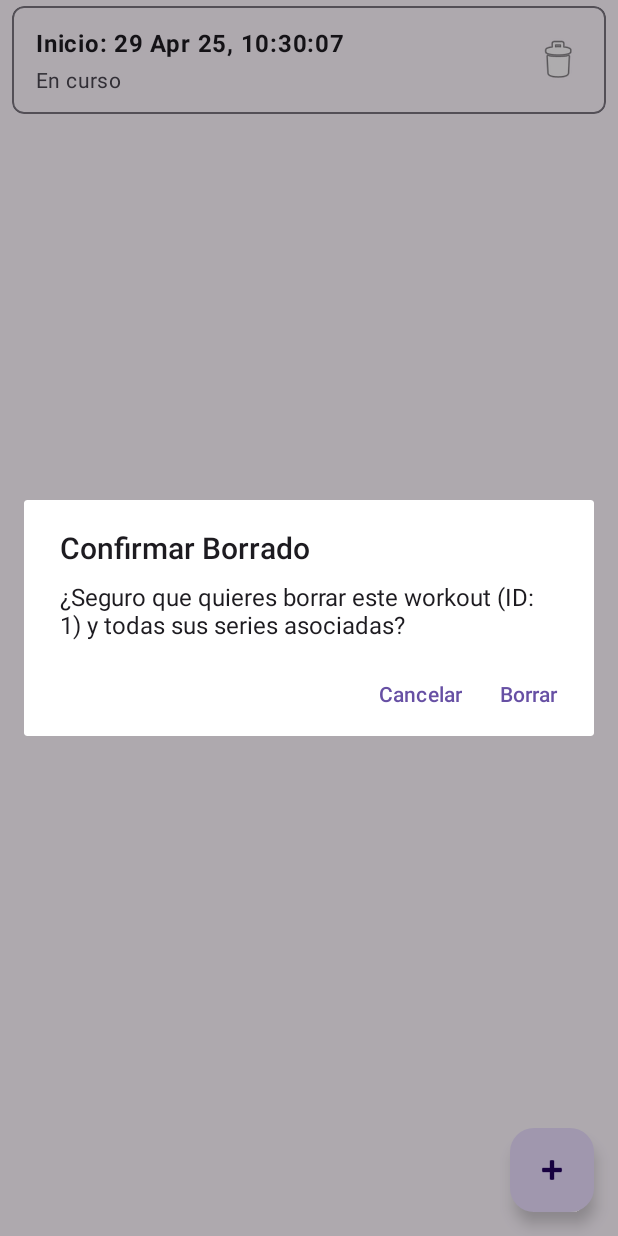
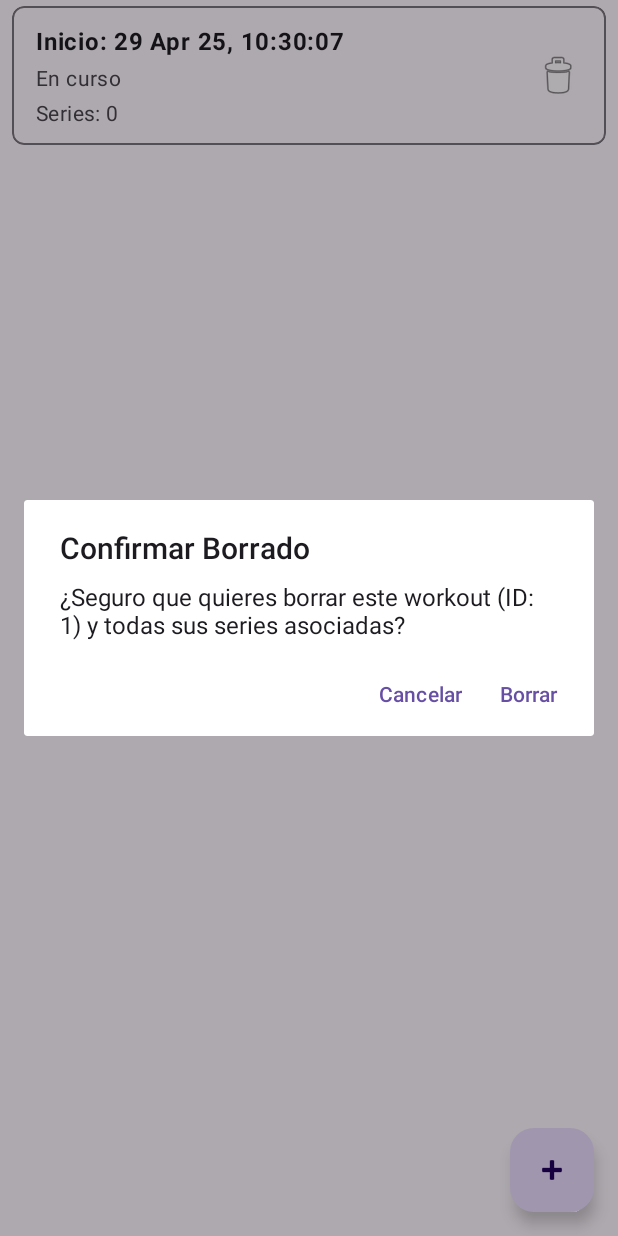
Before and after one commit to manuelduenascortes/GymTrackerViews, an Android app: the screen it shows after launch (MainActivity), after a tap on "Borrar workout", on a phone screen of 412 x 824 dp. Run offline under Robolectric (Android 15) with nearby library versions, the phone set to English and light mode, and no system bars; our stand-ins replace Room's generated code; 1 other tap on this screen came first.

Commit message:
La lista principal ahora muestra estado/duración, conteo de series y preview de notas. La lista de detalle agrupa series por ejercicio. Se añadieron mensajes para listas vacías.

```diff
--- a/app/src/main/java/com/example/gymtrackerviews/WorkoutAdapter.kt
+++ b/app/src/main/java/com/example/gymtrackerviews/WorkoutAdapter.kt
@@ -14,36 +14,29 @@ import java.util.concurrent.TimeUnit
 class WorkoutAdapter(
     private val onItemClick: (Workout) -> Unit,
     private val onDeleteClick: (Workout) -> Unit
-) : ListAdapter<Workout, WorkoutAdapter.WorkoutViewHolder>(WorkoutDiffCallback()) { // Pass the callback instance
+) : ListAdapter<WorkoutSummary, WorkoutAdapter.WorkoutViewHolder>(WorkoutSummaryDiffCallback()) {
 
-    // ViewHolder holds the views for a single item
     inner class WorkoutViewHolder(private val binding: ItemWorkoutBinding) : RecyclerView.ViewHolder(binding.root) {
-        private var currentWorkout: Workout? = null
+        private var currentWorkoutSummary: WorkoutSummary? = null
 
         init {
-            // Set click listener for the entire row (navigation)
             binding.root.setOnClickListener {
-                currentWorkout?.let { workout ->
-                    onItemClick(workout) // Call the navigation lambda
-                }
+                currentWorkoutSummary?.workout?.let { workout -> onItemClick(workout) }
             }
-            // Set click listener for the delete button
             binding.buttonDeleteWorkout.setOnClickListener {
-                currentWorkout?.let { workout ->
-                    onDeleteClick(workout) // Call the delete lambda
-                }
+                currentWorkoutSummary?.workout?.let { workout -> onDeleteClick(workout) }
             }
         }
 
-        // Binds data to the views in the ViewHolder
-        fun bind(workout: Workout) {
-            currentWorkout = workout // Store the current workout
+        fun bind(workoutSummary: WorkoutSummary) {
+            currentWorkoutSummary = workoutSummary
+            val workout = workoutSummary.workout // Obtenemos el objeto Workout interno
 
-            // Format and display start time
+            // Formatear hora de inicio
             val dateFormat = SimpleDateFormat("dd MMM yy, HH:mm:ss", Locale.getDefault())
             binding.textViewWorkoutStartTime.text = "Inicio: ${dateFormat.format(workout.startTime)}"
 
-            // Calculate and display status/duration
+            // Calcular y Mostrar Estado/Duración
             if (workout.endTime != null) {
                 val durationMillis = workout.endTime.time - workout.startTime.time
                 val hours = TimeUnit.MILLISECONDS.toHours(durationMillis)
@@ -63,44 +56,44 @@ class WorkoutAdapter(
                 binding.textViewWorkoutStatusDuration.visibility = View.VISIBLE
             }
 
-            // Show/Hide notes preview
-            if (!workout.notes.isNullOrBlank()) {
-                binding.textViewWorkoutNotesPreview.text = workout.notes
-                binding.textViewWorkoutNotesPreview.visibility = View.VISIBLE
+            // Mostrar conteo de series
+            binding.textViewSetCount.text = "Series: ${workoutSummary.setCount}"
+            binding.textViewSetCount.visibility = View.VISIBLE
+
+            // --- Mostrar/Ocultar Preview de Notas (Lógica Revisada) ---
+            val notes = workout.notes // Obtenemos las notas
+            if (!notes.isNullOrBlank()) { // Comprobamos si NO son nulas O vacías/blancas
+                binding.textViewWorkoutNotesPreview.text = "Notas: ${notes}" // Añadimos prefijo "Notas: "
+                binding.textViewWorkoutNotesPreview.visibility = View.VISIBLE // Hacemos VISIBLE
             } else {
-                binding.textViewWorkoutNotesPreview.visibility = View.GONE
+                // Si son nulas o vacías, ocultamos el TextView
+                binding.textViewWorkoutNotesPreview.visibility = View.GONE // Hacemos INVISIBLE
             }
+            // --- Fin Preview Notas ---
 
-            // Display ID
+            // ID del Workout (sigue oculto)
             binding.textViewWorkoutId.text = "Workout ID: ${workout.id}"
+            // binding.textViewWorkoutId.visibility = View.GONE // Ya debería estar GONE en el XML
         }
-    } // End ViewHolder
+    } // Fin ViewHolder
 
-    // Creates new ViewHolders
     override fun onCreateViewHolder(parent: ViewGroup, viewType: Int): WorkoutViewHolder {
         val binding = ItemWorkoutBinding.inflate(LayoutInflater.from(parent.context), parent, false)
         return WorkoutViewHolder(binding)
     }
 
-    // Binds data to an existing ViewHolder
     override fun onBindViewHolder(holder: WorkoutViewHolder, position: Int) {
         holder.bind(getItem(position))
     }
 
-} // End Adapter
+} // Fin Adapter
 
-// --- DiffUtil Callback ---
-// 👇 ENSURE THIS CLASS AND ITS METHODS ARE EXACTLY AS BELOW 👇
-class WorkoutDiffCallback : DiffUtil.ItemCallback<Workout>() {
-    // Checks if two items represent the same object (usually by ID)
-    override fun areItemsTheSame(oldItem: Workout, newItem: Workout): Boolean {
-        return oldItem.id == newItem.id
+// DiffUtil Callback para WorkoutSummary (sin cambios)
+class WorkoutSummaryDiffCallback : DiffUtil.ItemCallback<WorkoutSummary>() {
+    override fun areItemsTheSame(oldItem: WorkoutSummary, newItem: WorkoutSummary): Boolean {
+        return oldItem.workout.id == newItem.workout.id
     }
-
-    // Checks if the contents of two items are the same
-    override fun areContentsTheSame(oldItem: Workout, newItem: Workout): Boolean {
-        // Since Workout is a data class, '==' compares all properties
+    override fun areContentsTheSame(oldItem: WorkoutSummary, newItem: WorkoutSummary): Boolean {
         return oldItem == newItem
     }
 }
-// --- End DiffUtil Callback ---
--- a/app/src/main/java/com/example/gymtrackerviews/WorkoutDao.kt
+++ b/app/src/main/java/com/example/gymtrackerviews/WorkoutDao.kt
@@ -4,7 +4,8 @@ import androidx.room.Dao
 import androidx.room.Delete
 import androidx.room.Insert
 import androidx.room.Query
-import androidx.room.Update // Importamos @Update
+import androidx.room.Update
+import androidx.room.Transaction // Importar Transaction
 import kotlinx.coroutines.flow.Flow
 
 @Dao
@@ -14,16 +15,23 @@ interface WorkoutDao {
     suspend fun insertWorkout(workout: Workout): Long
 
     @Query("SELECT * FROM workouts WHERE id = :workoutId")
-    fun getWorkoutFlowById(workoutId: Long): Flow<Workout?>
+    fun getWorkoutFlowById(workoutId: Long): Flow<Workout?> // Sin cambios aquí
 
-    @Query("SELECT * FROM workouts ORDER BY start_time DESC")
-    fun getAllWorkouts(): Flow<List<Workout>>
+    // 👇 --- Consulta MODIFICADA para devolver WorkoutSummary --- 👇
+    @Transaction // Buena práctica para consultas que pueden tocar múltiples tablas o relaciones
+    @Query("""
+        SELECT workouts.*, COUNT(workout_sets.id) as setCount
+        FROM workouts
+        LEFT JOIN workout_sets ON workouts.id = workout_sets.workout_id
+        GROUP BY workouts.id
+        ORDER BY workouts.start_time DESC
+    """)
+    fun getAllWorkoutSummaries(): Flow<List<WorkoutSummary>>
+    // 👆 --- FIN Consulta MODIFICADA --- 👆
 
     @Delete
-    suspend fun deleteWorkout(workout: Workout)
+    suspend fun deleteWorkout(workout: Workout) // Sin cambios aquí
 
-    // 👇 --- FUNCIÓN AÑADIDA --- 👇
     @Update
-    suspend fun updateWorkout(workout: Workout)
-    // 👆 --- FIN FUNCIÓN AÑADIDA --- 👆
+    suspend fun updateWorkout(workout: Workout) // Sin cambios aquí
 }
--- a/app/src/main/java/com/example/gymtrackerviews/WorkoutListFragment.kt
+++ b/app/src/main/java/com/example/gymtrackerviews/WorkoutListFragment.kt
@@ -3,9 +3,9 @@ package com.example.gymtrackerviews // Tu paquete
 import android.os.Bundle
 import android.util.Log
 import androidx.fragment.app.Fragment
-import android.view.LayoutInflater
+import android.view.LayoutInflater // Import necesario
 import android.view.View
-import android.view.ViewGroup
+import android.view.ViewGroup       // Import necesario
 import android.widget.Toast
 import androidx.appcompat.app.AlertDialog
 import androidx.fragment.app.viewModels
@@ -15,6 +15,7 @@ import androidx.lifecycle.repeatOnLifecycle
 import androidx.navigation.fragment.findNavController
 import androidx.recyclerview.widget.LinearLayoutManager
 import com.example.gymtrackerviews.databinding.FragmentWorkoutListBinding // Tu ViewBinding
+
 import kotlinx.coroutines.flow.collectLatest
 import kotlinx.coroutines.launch
 
@@ -28,6 +29,7 @@ class WorkoutListFragment : Fragment() {
         WorkoutListViewModelFactory(AppDatabase.getDatabase(requireContext().applicationContext).workoutDao())
     }
 
+    // --- onCreateView (Restaurado y Correcto) ---
     override fun onCreateView(
         inflater: LayoutInflater, container: ViewGroup?,
         savedInstanceState: Bundle?
@@ -35,28 +37,36 @@ class WorkoutListFragment : Fragment() {
         Log.d("WorkoutListFragment", "--- onCreateView START ---")
         _binding = FragmentWorkoutListBinding.inflate(inflater, container, false)
         Log.d("WorkoutListFragment", "--- onCreateView END ---")
-        return binding.root
+        return binding.root // Devuelve la vista
     }
+    // --- FIN onCreateView ---
 
+    // --- onViewCreated (Restaurado) ---
     override fun onViewCreated(view: View, savedInstanceState: Bundle?) {
         Log.d("WorkoutListFragment", "--- onViewCreated START ---")
-        super.onViewCreated(view, savedInstanceState)
+        super.onViewCreated(view, savedInstanceState) // Llamada a super
 
-        setupRecyclerView()
-        observeWorkoutList() // Cambiado nombre aquí
+        setupRecyclerView() // Configura adapter y RV
+        observeWorkoutList() // Observa datos del ViewModel
 
+        // Listener del FAB
         binding.fabNewWorkout.setOnClickListener {
             Log.d("WorkoutListFragment", ">>> CLIC EN FAB detectado!")
             viewModel.insertNewWorkout()
         }
         Log.d("WorkoutListFragment", "--- onViewCreated END ---")
     }
+    // --- FIN onViewCreated ---
 
+    // --- setupRecyclerView (Restaurado) ---
     private fun setupRecyclerView() {
+        // Pasamos las dos lambdas al crear el adapter:
         workoutAdapter = WorkoutAdapter(
-            onItemClick = { workout ->
+            // 1. Lambda para click en el item (navegar)
+            onItemClick = { workout -> // Recibe Workout
                 Log.d("WorkoutListFragment", "Item Clicked - Workout ID: ${workout.id}")
                 try {
+                    // Pasamos el ID del Workout a la acción de navegación
                     val action = WorkoutListFragmentDirections.actionWorkoutListFragmentToWorkoutDetailFragment(workout.id)
                     findNavController().navigate(action)
                     Log.d("WorkoutListFragment", "Navigation action triggered.")
@@ -65,63 +75,78 @@ class WorkoutListFragment : Fragment() {
                     Toast.makeText(context, "Error al navegar", Toast.LENGTH_SHORT).show()
                 }
             },
-            onDeleteClick = { workout ->
+            // 2. Lambda para click en el botón borrar del item
+            onDeleteClick = { workout -> // Recibe Workout
                 Log.d("WorkoutListFragment", "Delete Clicked - Workout ID: ${workout.id}")
+                // Llamamos al diálogo pasándole el Workout
                 showDeleteWorkoutConfirmationDialog(workout)
             }
-        )
+        ) // Fin creación adapter
 
         binding.recyclerViewWorkouts.apply {
             layoutManager = LinearLayoutManager(requireContext())
-            adapter = workoutAdapter
+            adapter = workoutAdapter // Asignamos el adapter
         }
         Log.d("WorkoutListFragment", "RecyclerView setup complete.")
     }
+    // --- FIN setupRecyclerView ---
 
+    // --- showDeleteWorkoutConfirmationDialog (Restaurado) ---
     private fun showDeleteWorkoutConfirmationDialog(workoutToDelete: Workout) {
         AlertDialog.Builder(requireContext())
             .setTitle("Confirmar Borrado")
             .setMessage("¿Seguro que quieres borrar este workout (ID: ${workoutToDelete.id}) y todas sus series asociadas?")
             .setPositiveButton("Borrar") { _, _ ->
-                viewModel.deleteWorkout(workoutToDelete)
-                Toast.makeText(context, "Workout borrado", Toast.LENGTH_SHORT).show()
+                // Buscamos el WorkoutSummary correspondiente para pasarlo al ViewModel
+                val summaryToDelete = viewModel.allWorkoutSummaries.value.find { it.workout.id == workoutToDelete.id }
+                if (summaryToDelete != null) {
+                    viewModel.deleteWorkout(summaryToDelete) // Llama al ViewModel con WorkoutSummary
+                    Toast.makeText(context, "Workout borrado", Toast.LENGTH_SHORT).show()
+                } else {
+                    Log.e("WorkoutListFragment", "Could not find WorkoutSummary to delete for Workout ID: ${workoutToDelete.id}")
+                    Toast.makeText(context, "Error al borrar workout", Toast.LENGTH_SHORT).show()
+                }
             }
             .setNegativeButton("Cancelar", null)
             .show()
     }
+    // --- FIN showDeleteWorkoutConfirmationDialog ---
 
-    // Función para observar la lista desde el ViewModel y gestionar visibilidad
+    // --- observeWorkoutList (Restaurado) ---
     private fun observeWorkoutList() {
-        Log.d("WorkoutListFragment", "Starting to observe ViewModel workouts...")
+        Log.d("WorkoutListFragment", "Starting to observe ViewModel workout summaries...")
         viewLifecycleOwner.lifecycleScope.launch {
             viewLifecycleOwner.repeatOnLifecycle(Lifecycle.State.STARTED) {
-                viewModel.allWorkouts.collectLatest { workoutsList ->
-                    Log.d("WorkoutListFragment", "Workout list updated from ViewModel. Count: ${workoutsList.size}")
+                // Observamos allWorkoutSummaries del ViewModel
+                viewModel.allWorkoutSummaries.collectLatest { workoutSummaryList ->
+                    Log.d("WorkoutListFragment", "Workout summary list updated. Count: ${workoutSummaryList.size}")
 
-                    // --- Lógica de Visibilidad ---
-                    if (workoutsList.isEmpty()) {
-                        binding.recyclerViewWorkouts.visibility = View.GONE // Oculta RecyclerView
-                        binding.textViewEmptyList.visibility = View.VISIBLE // Muestra mensaje
+                    // Gestión de visibilidad
+                    if (workoutSummaryList.isEmpty()) {
+                        binding.recyclerViewWorkouts.visibility = View.GONE
+                        binding.textViewEmptyList.visibility = View.VISIBLE
                     } else {
-                        binding.recyclerViewWorkouts.visibility = View.VISIBLE // Muestra RecyclerView
-                        binding.textViewEmptyList.visibility = View.GONE // Oculta mensaje
+                        binding.recyclerViewWorkouts.visibility = View.VISIBLE
+                        binding.textViewEmptyList.visibility = View.GONE
                     }
-                    // --- Fin Lógica de Visibilidad ---
 
+                    // Enviamos la List<WorkoutSummary> al adapter
                     if(::workoutAdapter.isInitialized){
-                        workoutAdapter.submitList(workoutsList)
+                        workoutAdapter.submitList(workoutSummaryList)
                     } else {
-                        Log.e("WorkoutListFragment", "WorkoutAdapter not initialized when trying to submit list.")
+                        Log.e("WorkoutListFragment", "WorkoutAdapter not initialized.")
                     }
                 } // Fin collectLatest
             } // Fin repeatOnLifecycle
         } // Fin launch
     } // Fin observeWorkoutList
 
-
+    // --- onDestroyView (Restaurado y Correcto) ---
     override fun onDestroyView() {
-        super.onDestroyView()
-        _binding = null
+        super.onDestroyView() // LLAMADA A SUPER PRIMERO
+        _binding = null // Limpiar binding
         Log.d("WorkoutListFragment", "View destroyed, binding set to null.")
     }
-}
+    // --- FIN onDestroyView ---
+
+} // --- FIN de la clase WorkoutListFragment ---
--- a/app/src/main/java/com/example/gymtrackerviews/WorkoutListViewModel.kt
+++ b/app/src/main/java/com/example/gymtrackerviews/WorkoutListViewModel.kt
@@ -12,13 +12,16 @@ import java.util.Date
 
 class WorkoutListViewModel(private val workoutDao: WorkoutDao) : ViewModel() {
 
-    val allWorkouts: StateFlow<List<Workout>> = workoutDao.getAllWorkouts()
+    // 👇 --- StateFlow ahora contiene List<WorkoutSummary> --- 👇
+    val allWorkoutSummaries: StateFlow<List<WorkoutSummary>> = workoutDao.getAllWorkoutSummaries() // Llama a la nueva función del DAO
         .stateIn(
             scope = viewModelScope,
             started = SharingStarted.WhileSubscribed(5000L),
-            initialValue = emptyList()
+            initialValue = emptyList() // Valor inicial sigue siendo lista vacía
         )
+    // 👆 --- FIN StateFlow MODIFICADO --- 👆
 
+    // --- Funciones insert y delete usan el objeto Workout interno ---
     fun insertNewWorkout() {
         viewModelScope.launch {
             val newWorkout = Workout(startTime = Date())
@@ -30,17 +33,21 @@ class WorkoutListViewModel(private val workoutDao: WorkoutDao) : ViewModel() {
         }
     }
 
-    fun deleteWorkout(workout: Workout) {
+    // Recibe WorkoutSummary pero solo necesita el Workout para borrar
+    fun deleteWorkout(workoutSummary: WorkoutSummary) {
         viewModelScope.launch {
             try {
-                workoutDao.deleteWorkout(workout)
+                // Pasamos solo el objeto workout interno al DAO
+                workoutDao.deleteWorkout(workoutSummary.workout)
             } catch (e: Exception) {
                 Log.e("WorkoutListViewModel", "Error deleting workout", e)
             }
         }
     }
-}
+    // --- Fin Funciones ---
+} // Fin Clase ViewModel
 
+// --- Factory (sin cambios) ---
 class WorkoutListViewModelFactory(private val workoutDao: WorkoutDao) : ViewModelProvider.Factory {
     override fun <T : ViewModel> create(modelClass: Class<T>): T {
         if (modelClass.isAssignableFrom(WorkoutListViewModel::class.java)) {
--- /dev/null
+++ b/app/src/main/java/com/example/gymtrackerviews/WorkoutSummary.kt
@@ -0,0 +1,16 @@
+package com.example.gymtrackerviews // Tu paquete
+
+import androidx.room.Embedded // Para incluir campos de otra entidad
+import androidx.room.Relation
+
+// Data class para contener un Workout y su número de series
+// No es una @Entity, es solo para agrupar resultados de una consulta
+data class WorkoutSummary(
+    // Incluye todos los campos del objeto Workout directamente
+    @Embedded
+    val workout: Workout,
+
+    // Campo calculado para el número de series
+    // El nombre 'setCount' debe coincidir con el alias en la consulta SQL del DAO
+    val setCount: Int
+)
--- a/app/src/main/res/layout/item_workout.xml
+++ b/app/src/main/res/layout/item_workout.xml
@@ -8,8 +8,11 @@
     android:layout_marginTop="4dp"
     android:layout_marginEnd="8dp"
     android:layout_marginBottom="4dp"
-    app:cardElevation="0dp" app:cardCornerRadius="8dp"
-    app:strokeWidth="1dp" app:strokeColor="?attr/colorOutline" android:clickable="true"
+    app:cardElevation="0dp"
+    app:cardCornerRadius="8dp"
+    app:strokeWidth="1dp"
+    app:strokeColor="?attr/colorOutline"
+    android:clickable="true"
     android:focusable="true"
     android:foreground="?android:attr/selectableItemBackground">
 
@@ -50,6 +53,14 @@
                 tools:text="Duración: 1h 15m" />
 
             <TextView
+                android:id="@+id/textViewSetCount"
+                android:layout_width="wrap_content"
+                android:layout_height="wrap_content"
+                android:layout_marginTop="4dp"
+                android:textAppearance="?attr/textAppearanceBody2"
+                android:textColor="?android:attr/textColorSecondary"
+                tools:text="Series: 15" />
+            <TextView
                 android:id="@+id/textViewWorkoutNotesPreview"
                 android:layout_width="match_parent"
                 android:layout_height="wrap_content"
@@ -58,7 +69,7 @@
                 android:maxLines="2"
                 android:ellipsize="end"
                 android:visibility="gone"
-                tools:text="Notas: Buenas sensaciones hoy, subiendo pesos en press banca..."
+                tools:text="Notas: Buenas sensaciones hoy..."
                 tools:visibility="visible"/>
 
             <TextView
@@ -67,8 +78,10 @@
                 android:layout_height="wrap_content"
                 android:layout_marginTop="4dp"
                 android:textAppearance="?attr/textAppearanceCaption"
-                android:visibility="gone" tools:text="Workout ID: 10"
-                tools:visibility="visible"/> </LinearLayout>
+                android:visibility="gone"
+                tools:text="Workout ID: 10"
+                tools:visibility="visible"/>
+        </LinearLayout>
 
         <ImageButton
             android:id="@+id/buttonDeleteWorkout"
```
Also changed, not shown: app/src/main/java/com/example/gymtrackerviews/WorkoutDetailFragment.kt (+51 -27 lines), app/src/main/java/com/example/gymtrackerviews/WorkoutDetailViewModel.kt (+35 -21 lines).
